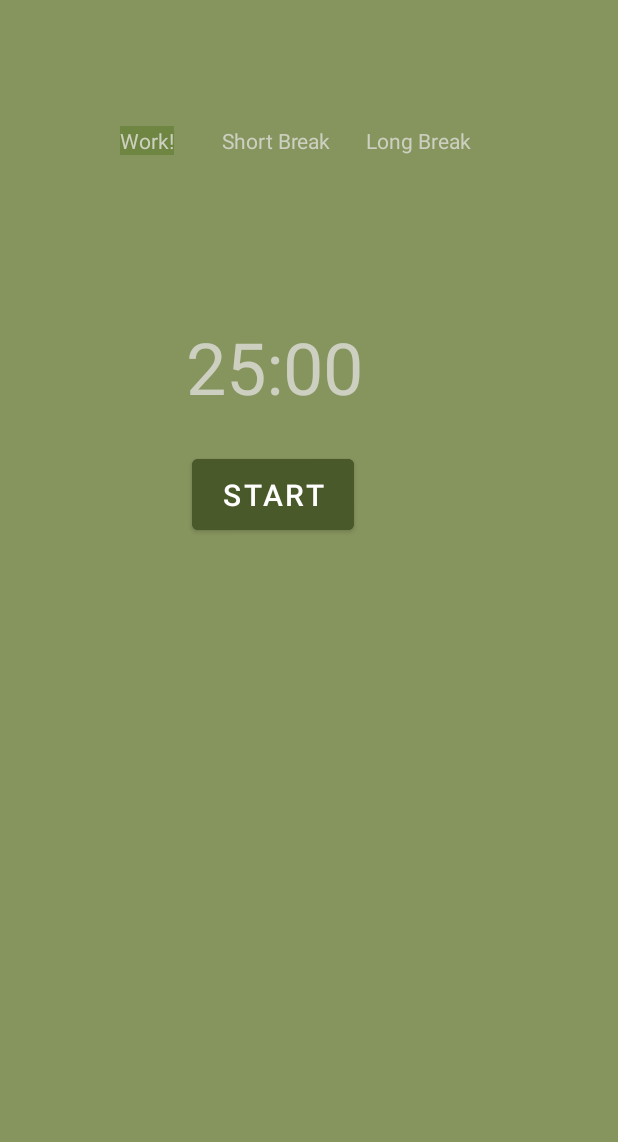
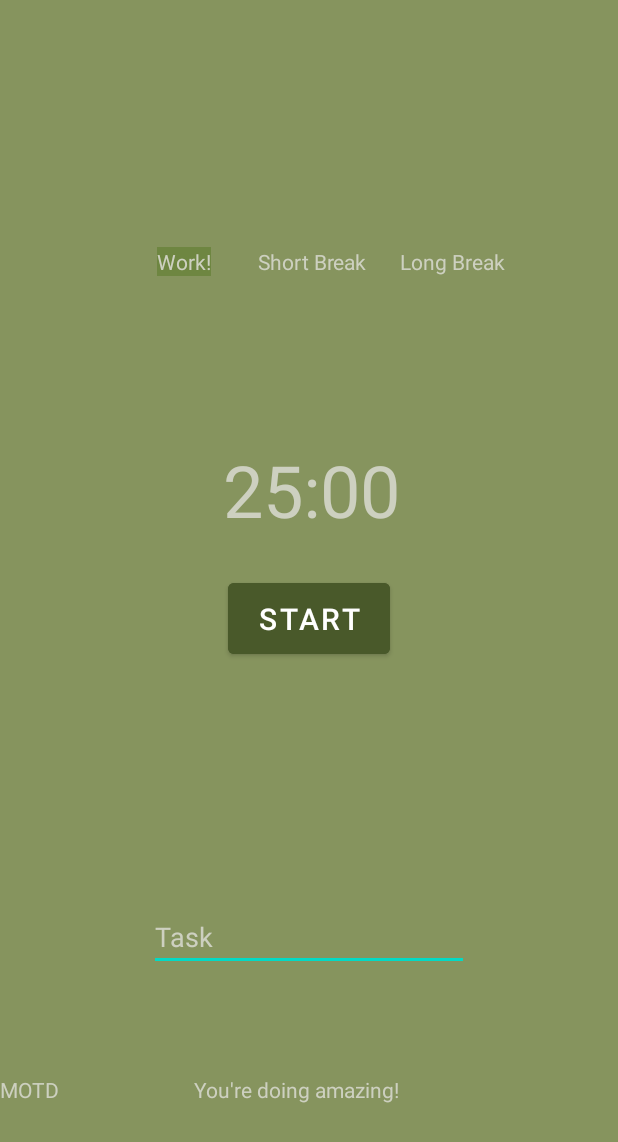
Before and after one commit to JGibbsTJ12/JelloPomo, an Android app: the screen it shows after launch (MainActivity), on a phone screen of 412 x 824 dp. Shown: the top 1142 px of the screen. Run offline under Robolectric (Android 15) with nearby library versions, the phone set to English and light mode, and no system bars.

Commit message:
Added button sound and fixed ui and motd

```diff
--- a/app/src/debug/res/values/ic_launcher_background.xml
+++ b/app/src/debug/res/values/ic_launcher_background.xml
@@ -1,4 +1,4 @@
 <?xml version="1.0" encoding="utf-8"?>
 <resources>
-    <color name="ic_launcher_background">#020202</color>
+    <color name="ic_launcher_background">#AEE3DC</color>
 </resources>
--- a/app/src/main/java/com/example/jellopomo/MainActivity.java
+++ b/app/src/main/java/com/example/jellopomo/MainActivity.java
@@ -2,49 +2,63 @@ package com.example.jellopomo;
 
 import androidx.appcompat.app.AppCompatActivity;
 
+import android.annotation.SuppressLint;
 import android.graphics.Color;
+import android.media.MediaPlayer;
 import android.os.Bundle;
 import android.os.CountDownTimer;
 import android.view.View;
 import android.widget.Button;
 import android.widget.TextView;
 
-import java.util.Locale;
+import java.util.Random;
 
 public class MainActivity extends AppCompatActivity {
+    //Time Variables
     private long startTime;
     private long pomTime = 1500000;
     private long b1Time = 300000;
     private long b2Time = 900000;
 
+    //Pomodoro Tracking Variables
     private int pomcount = 0;
     private String current;
 
+    //UI Elements
     private TextView countdown_text;
     private Button startpausebttn;
     private Button skipbttn;
     private TextView work;
     private TextView break1;
     private TextView break2;
+    private TextView motd;
+    private TextView doroCount;
 
+    //Countdown Timer
     private CountDownTimer countDownTimer;
-
     private boolean timerRunning;
-
     private long timeLeft;
 
+    @SuppressLint("MissingInflatedId")
     @Override
     protected void onCreate(Bundle savedInstanceState) {
         super.onCreate(savedInstanceState);
         setContentView(R.layout.activity_main);
 
+        //UI Init
         countdown_text = findViewById(R.id.countdown_text);
         startpausebttn = findViewById(R.id.startpausebttn);
         skipbttn = findViewById(R.id.skipbttn);
         work = findViewById(R.id.work);
         break1 = findViewById(R.id.break1);
         break2 = findViewById(R.id.break2);
+        motd = findViewById(R.id.motd);
+        doroCount = findViewById(R.id.doroCount);
 
+        motd.setText("MOTD" + newMotd());
+
+        final MediaPlayer mp = MediaPlayer.create(this, R.raw.click);
+        //Start Button On Click
         startpausebttn.setOnClickListener(new View.OnClickListener() {
             @Override
             public void onClick(View view) {
@@ -53,9 +67,11 @@ public class MainActivity extends AppCompatActivity {
                 } else {
                     startTimer();
                 }
+                mp.start();
             }
         });
 
+        //Skip Button on Click
         skipbttn.setOnClickListener(new View.OnClickListener() {
             @Override
             public void onClick(View view) {
@@ -65,14 +81,15 @@ public class MainActivity extends AppCompatActivity {
     }
 
     private void startTimer() {
+        //Pomodoro Check
         if(pomcount == 0){
             current = "b2";
             startTime = pomTime;
             pomoCheck();
         }
+
+        //Timer
         timeLeft = startTime;
-        System.out.println(current);
-        System.out.println(pomcount);
         countDownTimer = new CountDownTimer(timeLeft, 1000) {
             @Override
             public void onTick(long l) {
@@ -85,30 +102,35 @@ public class MainActivity extends AppCompatActivity {
                 timerRunning = false;
                 startpausebttn.setText("Start");
                 pomoCheck();
+                motd.setText("MOTD: " + newMotd());
+                doroCount.setText("Count: " + pomcount);
             }
         }.start();
-
         timerRunning = true;
         startpausebttn.setText("pause");
         skipbttn.setVisibility(View.VISIBLE);
+
     }
     private void pauseTimer() {
+        //Pauses Timer and Hides Skip Button
         countDownTimer.cancel();
         timerRunning = false;
         startpausebttn.setText("Start");
-        skipbttn.setVisibility(View.INVISIBLE);
     }
 
     private void skipTimer() {
+        //Skips Timer, Changes MOTD and Updates Pomodoro Count
         countDownTimer.cancel();
         timerRunning = false;
         startpausebttn.setText("Start");
         pomoCheck();
-        System.out.println(current);
-        System.out.println(pomcount);
+        motd.setText(newMotd());
+        skipbttn.setVisibility(View.INVISIBLE);
+        doroCount.setText("Count: " + pomcount);
     }
 
     private void updateCountDownText() {
+        //Updates the UI Values for the Timer
         int minutes = (int) (timeLeft / 1000) / 60;
         int seconds = (int) (timeLeft / 1000) % 60;
 
@@ -118,6 +140,7 @@ public class MainActivity extends AppCompatActivity {
     }
 
     private void pomoCheck() {
+        //Tracks
         switch(current) {
             case "b1":
                 current = "pom2";
@@ -145,4 +168,26 @@ public class MainActivity extends AppCompatActivity {
                 startTime = b2Time;
         }
     }
+
+    private String newMotd(){
+        String msgs[] = {
+                "Pomodoro was developed by Francesco Cirillo in the late 1980s.",
+                "This app uses a revised form of Pomodoro that allows for shorter blocks of work.",
+                "Pomodoro allows for intense focus while reducing burnout and distractions.",
+                "Physical sounds associated with starting the timer help with motivation.",
+                "Don't waste your pomodoro time! If you finished a task, review it.",
+                "Make the most of your breaks! Work on a small hobby or read a book.",
+                "For studying, try Active Recall! Try to recall what you just studied without looking at it.",
+                "For studying, try Spaced Repetition! It works really well with Pomodoro.",
+                "For programming, try Decomposition! Break your problem down into it's smallest parts before solving them.",
+                "                             Have a great day!",
+                "                           You're doing amazing!",
+                "                               Keep it up!",
+                "                           Reach your goals!",
+                "                               Stay positive!"
+        };
+        Random r = new Random();
+        int n = r.nextInt(14);
+        return msgs[n];
+    }
 }
--- a/app/src/main/res/layout/activity_main.xml
+++ b/app/src/main/res/layout/activity_main.xml
@@ -8,49 +8,26 @@
     android:background="@color/bg"
     tools:context=".MainActivity">
 
+    <TextView
+        android:id="@+id/countdown_text"
+        android:layout_width="wrap_content"
+        android:layout_height="wrap_content"
+        android:layout_marginBottom="24dp"
+        android:text="25:00"
+        android:textColor="#cdd0c0 "
+        android:textSize="48sp"
+        app:layout_constraintBottom_toTopOf="@+id/startpausebttn"
+        app:layout_constraintEnd_toStartOf="@+id/break2" />
+
     <Button
         android:id="@+id/startpausebttn"
         android:layout_width="108dp"
         android:layout_height="59dp"
-        android:layout_marginStart="128dp"
-        android:layout_marginTop="300dp"
         android:backgroundTint="#49592A"
         android:text="START"
         android:textSize="20sp"
-        app:layout_constraintStart_toStartOf="parent"
-        app:layout_constraintTop_toTopOf="parent" />
-
-    <TextView
-        android:id="@+id/countdown_text"
-        android:layout_width="wrap_content"
-        android:layout_height="wrap_content"
-        android:layout_marginStart="124dp"
-        android:layout_marginTop="212dp"
-        android:text="25:00"
-        android:textColor="#cdd0c0 "
-        android:textSize="48sp"
-        app:layout_constraintStart_toStartOf="parent"
-        app:layout_constraintTop_toTopOf="parent" />
-
-    <TextView
-        android:id="@+id/break2"
-        android:layout_width="wrap_content"
-        android:layout_height="wrap_content"
-        android:layout_marginStart="244dp"
-        android:layout_marginTop="84dp"
-        android:text="Long Break"
-        android:textColor="#cdd0c0 "
-        app:layout_constraintStart_toStartOf="parent"
-        app:layout_constraintTop_toTopOf="parent" />
-
-    <TextView
-        android:id="@+id/break1"
-        android:layout_width="wrap_content"
-        android:layout_height="wrap_content"
-        android:layout_marginStart="148dp"
-        android:layout_marginTop="84dp"
-        android:text="Short Break"
-        android:textColor="#cdd0c0 "
+        app:layout_constraintBottom_toBottomOf="parent"
+        app:layout_constraintEnd_toEndOf="parent"
         app:layout_constraintStart_toStartOf="parent"
         app:layout_constraintTop_toTopOf="parent" />
 
@@ -58,26 +35,83 @@
         android:id="@+id/work"
         android:layout_width="wrap_content"
         android:layout_height="wrap_content"
-        android:layout_marginStart="80dp"
-        android:layout_marginTop="84dp"
+        android:layout_marginEnd="31dp"
         android:background="#6e8641"
         android:text="Work!"
         android:textColor="#cdd0c0 "
-        app:layout_constraintStart_toStartOf="parent"
-        app:layout_constraintTop_toTopOf="parent" />
+        app:layout_constraintBaseline_toBaselineOf="@+id/break1"
+        app:layout_constraintEnd_toStartOf="@+id/break1" />
+
+    <TextView
+        android:id="@+id/break2"
+        android:layout_width="wrap_content"
+        android:layout_height="wrap_content"
+        android:layout_marginEnd="75dp"
+        android:text="Long Break"
+        android:textColor="#cdd0c0 "
+        app:layout_constraintBaseline_toBaselineOf="@+id/break1"
+        app:layout_constraintEnd_toEndOf="parent" />
+
+    <TextView
+        android:id="@+id/break1"
+        android:layout_width="wrap_content"
+        android:layout_height="wrap_content"
+        android:layout_marginEnd="22dp"
+        android:layout_marginBottom="63dp"
+        android:text="Short Break"
+        android:textColor="#cdd0c0 "
+        app:layout_constraintBottom_toTopOf="@+id/doroCount"
+        app:layout_constraintEnd_toStartOf="@+id/break2" />
 
     <Button
         android:id="@+id/skipbttn"
         android:layout_width="104dp"
         android:layout_height="0dp"
-        android:layout_marginStart="264dp"
-        android:layout_marginTop="304dp"
+        android:layout_marginTop="168dp"
+        android:layout_marginBottom="168dp"
         android:backgroundTint="#49592a "
         android:text="SKIP"
         android:textSize="12sp"
         android:visibility="invisible"
+        app:layout_constraintBottom_toTopOf="@+id/motd"
+        app:layout_constraintEnd_toEndOf="parent"
         app:layout_constraintStart_toStartOf="parent"
-        app:layout_constraintTop_toTopOf="parent"
+        app:layout_constraintTop_toTopOf="@+id/countdown_text"
         tools:visibility="visible" />
 
+    <EditText
+        android:id="@+id/currenttask"
+        android:layout_width="wrap_content"
+        android:layout_height="wrap_content"
+        android:layout_marginTop="53dp"
+        android:ems="10"
+        android:inputType="textPersonName"
+        android:text="Task"
+        android:textColor="#cdd0c0 "
+        app:layout_constraintEnd_toEndOf="parent"
+        app:layout_constraintStart_toStartOf="parent"
+        app:layout_constraintTop_toBottomOf="@+id/skipbttn" />
+
+    <TextView
+        android:id="@+id/motd"
+        android:layout_width="wrap_content"
+        android:layout_height="wrap_content"
+        android:layout_marginBottom="88dp"
+        android:text="TextView"
+        android:textAlignment="center"
+        android:textColor="#cdd0c0 "
+        app:layout_constraintBottom_toBottomOf="parent"
+        app:layout_constraintStart_toStartOf="parent" />
+
+    <TextView
+        android:id="@+id/doroCount"
+        android:layout_width="wrap_content"
+        android:layout_height="wrap_content"
+        android:layout_marginStart="26dp"
+        android:layout_marginBottom="27dp"
+        android:textAlignment="center"
+        android:textColor="#cdd0c0 "
+        app:layout_constraintBottom_toTopOf="@+id/countdown_text"
+        app:layout_constraintStart_toStartOf="@+id/countdown_text" />
+
 </androidx.constraintlayout.widget.ConstraintLayout>
```
Also changed, not shown: app/src/debug/ic_launcher-playstore.png, app/src/debug/res/mipmap-hdpi/ic_launcher.png, app/src/debug/res/mipmap-hdpi/ic_launcher_foreground.png, app/src/debug/res/mipmap-hdpi/ic_launcher_round.png, app/src/debug/res/mipmap-mdpi/ic_launcher.png, app/src/debug/res/mipmap-mdpi/ic_launcher_foreground.png, app/src/debug/res/mipmap-mdpi/ic_launcher_round.png, app/src/debug/res/mipmap-xhdpi/ic_launcher.png, app/src/debug/res/mipmap-xhdpi/ic_launcher_foreground.png, app/src/debug/res/mipmap-xhdpi/ic_launcher_round.png, app/src/debug/res/mipmap-xxhdpi/ic_launcher.png, app/src/debug/res/mipmap-xxhdpi/ic_launcher_foreground.png, app/src/debug/res/mipmap-xxhdpi/ic_launcher_round.png, app/src/debug/res/mipmap-xxxhdpi/ic_launcher.png, 2 more files, 1 other file.
